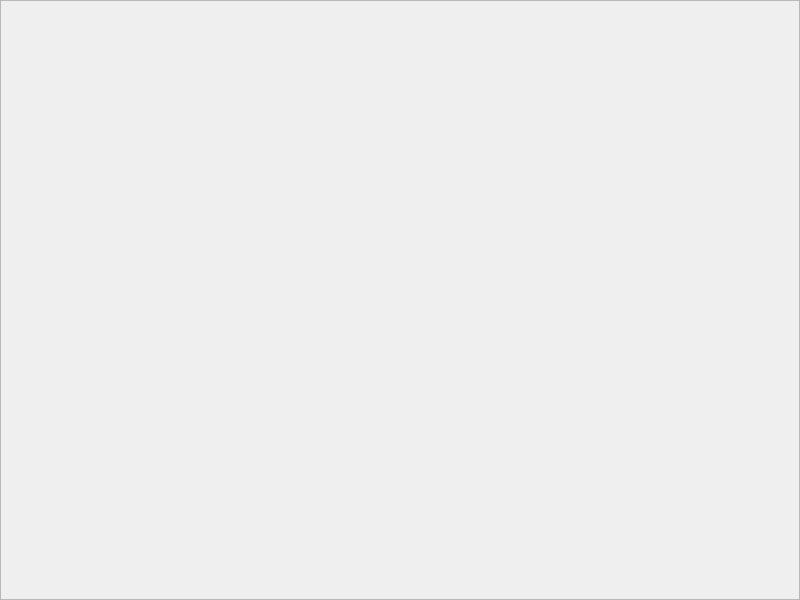
This is InterconnectSimulator/mainwindow.ui in MAU143429/MP-Interconnect-Bus-Simulator-CE-4302 as Qt 5 draws it before an edit. The edited form follows.
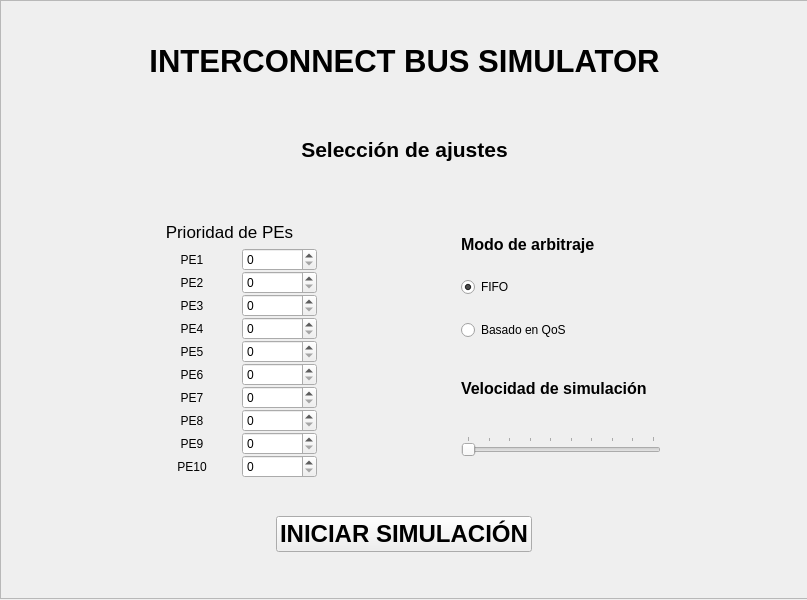
This is the edited form. Icons and pictures are not drawn.

Commit message: Seleccion de ajustes

Diff of the .ui file:
```diff
--- a/InterconnectSimulator/mainwindow.ui
+++ b/InterconnectSimulator/mainwindow.ui
@@ -6,7 +6,7 @@
    <rect>
     <x>0</x>
     <y>0</y>
-    <width>800</width>
+    <width>807</width>
     <height>600</height>
    </rect>
   </property>
@@ -28,16 +28,592 @@
      <rect>
       <x>0</x>
       <y>0</y>
-      <width>800</width>
-      <height>600</height>
+      <width>809</width>
+      <height>599</height>
      </rect>
     </property>
+    <property name="autoFillBackground">
+     <bool>true</bool>
+    </property>
+    <property name="styleSheet">
+     <string notr="true">bg=rgb(255, 255, 0)</string>
+    </property>
     <property name="frameShape">
      <enum>QFrame::Shape::StyledPanel</enum>
     </property>
     <property name="frameShadow">
      <enum>QFrame::Shadow::Raised</enum>
     </property>
+    <widget class="QWidget" name="verticalLayoutWidget">
+     <property name="geometry">
+      <rect>
+       <x>-1</x>
+       <y>-1</y>
+       <width>811</width>
+       <height>601</height>
+      </rect>
+     </property>
+     <layout class="QVBoxLayout" name="verticalLayout">
+      <property name="sizeConstraint">
+       <enum>QLayout::SizeConstraint::SetDefaultConstraint</enum>
+      </property>
+      <property name="leftMargin">
+       <number>5</number>
+      </property>
+      <property name="topMargin">
+       <number>5</number>
+      </property>
+      <property name="rightMargin">
+       <number>5</number>
+      </property>
+      <property name="bottomMargin">
+       <number>15</number>
+      </property>
+      <item>
+       <widget class="QLabel" name="title_label">
+        <property name="enabled">
+         <bool>true</bool>
+        </property>
+        <property name="maximumSize">
+         <size>
+          <width>16777215</width>
+          <height>50</height>
+         </size>
+        </property>
+        <property name="font">
+         <font>
+          <pointsize>23</pointsize>
+          <bold>true</bold>
+         </font>
+        </property>
+        <property name="layoutDirection">
+         <enum>Qt::LayoutDirection::LeftToRight</enum>
+        </property>
+        <property name="autoFillBackground">
+         <bool>true</bool>
+        </property>
+        <property name="frameShape">
+         <enum>QFrame::Shape::NoFrame</enum>
+        </property>
+        <property name="text">
+         <string>INTERCONNECT BUS SIMULATOR</string>
+        </property>
+        <property name="alignment">
+         <set>Qt::AlignmentFlag::AlignCenter</set>
+        </property>
+       </widget>
+      </item>
+      <item>
+       <widget class="QLabel" name="settings_label">
+        <property name="maximumSize">
+         <size>
+          <width>16777215</width>
+          <height>50</height>
+         </size>
+        </property>
+        <property name="font">
+         <font>
+          <pointsize>16</pointsize>
+          <bold>true</bold>
+          <kerning>false</kerning>
+         </font>
+        </property>
+        <property name="autoFillBackground">
+         <bool>true</bool>
+        </property>
+        <property name="text">
+         <string>Selección de ajustes</string>
+        </property>
+        <property name="alignment">
+         <set>Qt::AlignmentFlag::AlignCenter</set>
+        </property>
+       </widget>
+      </item>
+      <item>
+       <layout class="QHBoxLayout" name="horizontalLayout_2">
+        <property name="leftMargin">
+         <number>5</number>
+        </property>
+        <property name="rightMargin">
+         <number>10</number>
+        </property>
+        <item>
+         <layout class="QVBoxLayout" name="verticalLayout_2">
+          <property name="topMargin">
+           <number>10</number>
+          </property>
+          <item>
+           <widget class="QLabel" name="label_11">
+            <property name="maximumSize">
+             <size>
+              <width>16777215</width>
+              <height>20</height>
+             </size>
+            </property>
+            <property name="font">
+             <font>
+              <pointsize>13</pointsize>
+              <bold>false</bold>
+             </font>
+            </property>
+            <property name="text">
+             <string>Prioridad de PEs</string>
+            </property>
+            <property name="alignment">
+             <set>Qt::AlignmentFlag::AlignCenter</set>
+            </property>
+           </widget>
+          </item>
+          <item>
+           <layout class="QGridLayout" name="gridLayout">
+            <property name="leftMargin">
+             <number>5</number>
+            </property>
+            <property name="topMargin">
+             <number>0</number>
+            </property>
+            <property name="rightMargin">
+             <number>5</number>
+            </property>
+            <property name="bottomMargin">
+             <number>0</number>
+            </property>
+            <property name="spacing">
+             <number>0</number>
+            </property>
+            <item row="6" column="0">
+             <widget class="QLabel" name="label_3">
+              <property name="maximumSize">
+               <size>
+                <width>100</width>
+                <height>16777215</height>
+               </size>
+              </property>
+              <property name="text">
+               <string>PE3</string>
+              </property>
+              <property name="alignment">
+               <set>Qt::AlignmentFlag::AlignCenter</set>
+              </property>
+             </widget>
+            </item>
+            <item row="0" column="1">
+             <widget class="QSpinBox" name="PE1_prty">
+              <property name="maximumSize">
+               <size>
+                <width>75</width>
+                <height>16777215</height>
+               </size>
+              </property>
+              <property name="maximum">
+               <number>256</number>
+              </property>
+             </widget>
+            </item>
+            <item row="8" column="0">
+             <widget class="QLabel" name="label_5">
+              <property name="maximumSize">
+               <size>
+                <width>100</width>
+                <height>16777215</height>
+               </size>
+              </property>
+              <property name="text">
+               <string>PE5</string>
+              </property>
+              <property name="alignment">
+               <set>Qt::AlignmentFlag::AlignCenter</set>
+              </property>
+             </widget>
+            </item>
+            <item row="5" column="1">
+             <widget class="QSpinBox" name="PE2_prty">
+              <property name="maximumSize">
+               <size>
+                <width>75</width>
+                <height>16777215</height>
+               </size>
+              </property>
+              <property name="maximum">
+               <number>256</number>
+              </property>
+             </widget>
+            </item>
+            <item row="5" column="0">
+             <widget class="QLabel" name="label">
+              <property name="maximumSize">
+               <size>
+                <width>100</width>
+                <height>16777215</height>
+               </size>
+              </property>
+              <property name="text">
+               <string>PE2</string>
+              </property>
+              <property name="alignment">
+               <set>Qt::AlignmentFlag::AlignCenter</set>
+              </property>
+             </widget>
+            </item>
+            <item row="9" column="0">
+             <widget class="QLabel" name="label_6">
+              <property name="maximumSize">
+               <size>
+                <width>100</width>
+                <height>16777215</height>
+               </size>
+              </property>
+              <property name="text">
+               <string>PE6</string>
+              </property>
+              <property name="alignment">
+               <set>Qt::AlignmentFlag::AlignCenter</set>
+              </property>
+             </widget>
+            </item>
+            <item row="10" column="1">
+             <widget class="QSpinBox" name="PE7_prty">
+              <property name="maximumSize">
+               <size>
+                <width>75</width>
+                <height>16777215</height>
+               </size>
+              </property>
+              <property name="maximum">
+               <number>256</number>
+              </property>
+             </widget>
+            </item>
+            <item row="10" column="0">
+             <widget class="QLabel" name="label_7">
+              <property name="maximumSize">
+               <size>
+                <width>100</width>
+                <height>16777215</height>
+               </size>
+              </property>
+              <property name="text">
+               <string>PE7</string>
+              </property>
+              <property name="alignment">
+               <set>Qt::AlignmentFlag::AlignCenter</set>
+              </property>
+             </widget>
+            </item>
+            <item row="12" column="1">
+             <widget class="QSpinBox" name="PE9_prty">
+              <property name="maximumSize">
+               <size>
+                <width>75</width>
+                <height>16777215</height>
+               </size>
+              </property>
+              <property name="maximum">
+               <number>256</number>
+              </property>
+             </widget>
+            </item>
+            <item row="6" column="1">
+             <widget class="QSpinBox" name="PE3_prty">
+              <property name="maximumSize">
+               <size>
+                <width>75</width>
+                <height>16777215</height>
+               </size>
+              </property>
+              <property name="maximum">
+               <number>256</number>
+              </property>
+             </widget>
+            </item>
+            <item row="7" column="0">
+             <widget class="QLabel" name="label_4">
+              <property name="maximumSize">
+               <size>
+                <width>100</width>
+                <height>16777215</height>
+               </size>
+              </property>
+              <property name="text">
+               <string>PE4</string>
+              </property>
+              <property name="alignment">
+               <set>Qt::AlignmentFlag::AlignCenter</set>
+              </property>
+             </widget>
+            </item>
+            <item row="12" column="0">
+             <widget class="QLabel" name="label_9">
+              <property name="maximumSize">
+               <size>
+                <width>100</width>
+                <height>16777215</height>
+               </size>
+              </property>
+              <property name="text">
+               <string>PE9</string>
+              </property>
+              <property name="alignment">
+               <set>Qt::AlignmentFlag::AlignCenter</set>
+              </property>
+             </widget>
+            </item>
+            <item row="13" column="0">
+             <widget class="QLabel" name="label_10">
+              <property name="maximumSize">
+               <size>
+                <width>100</width>
+                <height>16777215</height>
+               </size>
+              </property>
+              <property name="text">
+               <string>PE10</string>
+              </property>
+              <property name="alignment">
+               <set>Qt::AlignmentFlag::AlignCenter</set>
+              </property>
+             </widget>
+            </item>
+            <item row="0" column="0">
+             <widget class="QLabel" name="label_2">
+              <property name="maximumSize">
+               <size>
+                <width>100</width>
+                <height>16777215</height>
+               </size>
+              </property>
+              <property name="text">
+               <string>PE1</string>
+              </property>
+              <property name="alignment">
+               <set>Qt::AlignmentFlag::AlignCenter</set>
+              </property>
+             </widget>
+            </item>
+            <item row="11" column="1">
+             <widget class="QSpinBox" name="PE8_prty">
+              <property name="maximumSize">
+               <size>
+                <width>75</width>
+                <height>16777215</height>
+               </size>
+              </property>
+              <property name="maximum">
+               <number>256</number>
+              </property>
+             </widget>
+            </item>
+            <item row="11" column="0">
+             <widget class="QLabel" name="label_8">
+              <property name="maximumSize">
+               <size>
+                <width>100</width>
+                <height>16777215</height>
+               </size>
+              </property>
+              <property name="text">
+               <string>PE8</string>
+              </property>
+              <property name="alignment">
+               <set>Qt::AlignmentFlag::AlignCenter</set>
+              </property>
+             </widget>
+            </item>
+            <item row="13" column="1">
+             <widget class="QSpinBox" name="PE10_prty">
+              <property name="maximumSize">
+               <size>
+                <width>75</width>
+                <height>16777215</height>
+               </size>
+              </property>
+              <property name="maximum">
+               <number>256</number>
+              </property>
+             </widget>
+            </item>
+            <item row="9" column="1">
+             <widget class="QSpinBox" name="PE6_prty">
+              <property name="maximumSize">
+               <size>
+                <width>75</width>
+                <height>16777215</height>
+               </size>
+              </property>
+              <property name="maximum">
+               <number>256</number>
+              </property>
+             </widget>
+            </item>
+            <item row="7" column="1">
+             <widget class="QSpinBox" name="PE4_prty">
+              <property name="maximumSize">
+               <size>
+                <width>75</width>
+                <height>16777215</height>
+               </size>
+              </property>
+              <property name="maximum">
+               <number>256</number>
+              </property>
+             </widget>
+            </item>
+            <item row="8" column="1">
+             <widget class="QSpinBox" name="PE5_prty">
+              <property name="maximumSize">
+               <size>
+                <width>75</width>
+                <height>16777215</height>
+               </size>
+              </property>
+              <property name="maximum">
+               <number>256</number>
+              </property>
+             </widget>
+            </item>
+           </layout>
+          </item>
+         </layout>
+        </item>
+        <item>
+         <layout class="QVBoxLayout" name="verticalLayout_5">
+          <property name="leftMargin">
+           <number>5</number>
+          </property>
+          <property name="topMargin">
+           <number>5</number>
+          </property>
+          <property name="rightMargin">
+           <number>5</number>
+          </property>
+          <property name="bottomMargin">
+           <number>5</number>
+          </property>
+          <item>
+           <widget class="QLabel" name="label_12">
+            <property name="maximumSize">
+             <size>
+              <width>16777215</width>
+              <height>20</height>
+             </size>
+            </property>
+            <property name="font">
+             <font>
+              <pointsize>12</pointsize>
+              <bold>true</bold>
+              <underline>false</underline>
+              <strikeout>false</strikeout>
+             </font>
+            </property>
+            <property name="text">
+             <string>Modo de arbitraje</string>
+            </property>
+           </widget>
+          </item>
+          <item>
+           <widget class="QRadioButton" name="QoS_btn">
+            <property name="text">
+             <string>FIFO</string>
+            </property>
+            <property name="checked">
+             <bool>true</bool>
+            </property>
+           </widget>
+          </item>
+          <item>
+           <widget class="QRadioButton" name="FIFO_btn">
+            <property name="text">
+             <string>Basado en QoS </string>
+            </property>
+           </widget>
+          </item>
+          <item>
+           <widget class="QLabel" name="label_13">
+            <property name="maximumSize">
+             <size>
+              <width>200</width>
+              <height>50</height>
+             </size>
+            </property>
+            <property name="font">
+             <font>
+              <pointsize>12</pointsize>
+              <bold>true</bold>
+             </font>
+            </property>
+            <property name="text">
+             <string>Velocidad de simulación</string>
+            </property>
+           </widget>
+          </item>
+          <item>
+           <widget class="QSlider" name="horizontalSlider">
+            <property name="maximumSize">
+             <size>
+              <width>200</width>
+              <height>16777215</height>
+             </size>
+            </property>
+            <property name="minimum">
+             <number>1</number>
+            </property>
+            <property name="maximum">
+             <number>10</number>
+            </property>
+            <property name="tracking">
+             <bool>true</bool>
+            </property>
+            <property name="orientation">
+             <enum>Qt::Orientation::Horizontal</enum>
+            </property>
+            <property name="tickPosition">
+             <enum>QSlider::TickPosition::TicksAbove</enum>
+            </property>
+            <property name="tickInterval">
+             <number>1</number>
+            </property>
+           </widget>
+          </item>
+         </layout>
+        </item>
+       </layout>
+      </item>
+      <item alignment="Qt::AlignmentFlag::AlignHCenter">
+       <widget class="QPushButton" name="pushButton">
+        <property name="enabled">
+         <bool>true</bool>
+        </property>
+        <property name="maximumSize">
+         <size>
+          <width>400</width>
+          <height>16777215</height>
+         </size>
+        </property>
+        <property name="font">
+         <font>
+          <pointsize>18</pointsize>
+          <bold>true</bold>
+         </font>
+        </property>
+        <property name="layoutDirection">
+         <enum>Qt::LayoutDirection::LeftToRight</enum>
+        </property>
+        <property name="autoFillBackground">
+         <bool>false</bool>
+        </property>
+        <property name="text">
+         <string>INICIAR SIMULACIÓN</string>
+        </property>
+        <property name="checkable">
+         <bool>false</bool>
+        </property>
+        <property name="default">
+         <bool>false</bool>
+        </property>
+       </widget>
+      </item>
+     </layout>
+    </widget>
    </widget>
   </widget>
  </widget>
```
Left out of the diff: 14 changed lines with no effect on the pictures.
